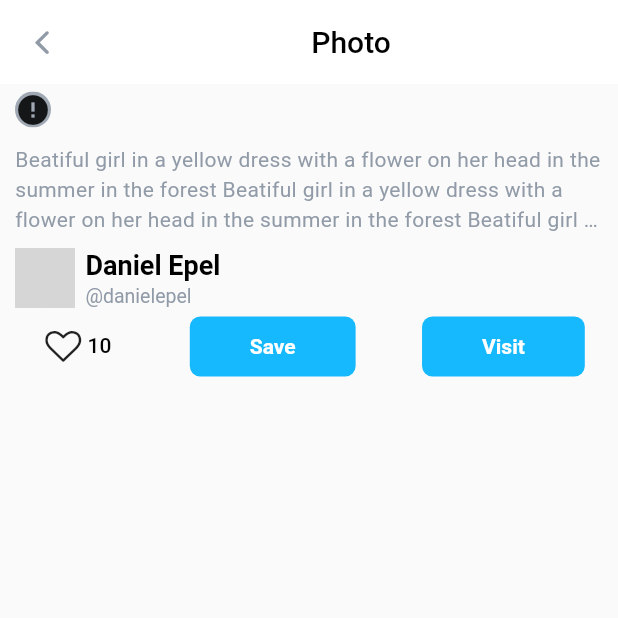
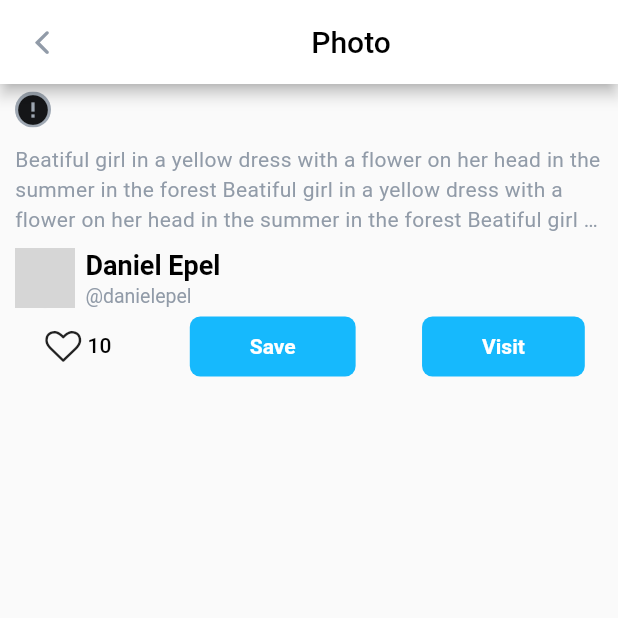
Before and after one commit to EpsWeb/skill_branch_flutter, a Flutter app: the FullScreenImage screen opened directly, on a phone screen of 412 x 824 dp, the top half of it. Run offline on Flutter 3.47's test engine with Material 2 defaults, Android fonts, the phone set to English and light mode, and no system bars; drawn by our look-alikes of cached_network_image; network calls fail; grey boxes are pictures that could not be loaded.

Commit message:
Hometask 3 done.

```diff
--- a/lib/screens/photo_screen.dart
+++ b/lib/screens/photo_screen.dart
@@ -62,7 +62,6 @@ class _FullScreenImageState extends State<FullScreenImage> {
           },
         ),
         backgroundColor: Colors.white,
-        shadowColor: Colors.transparent,
       ),
       body: _buildBody(),
     );
```
